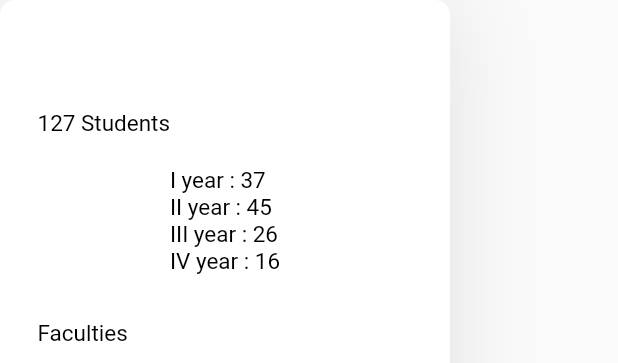
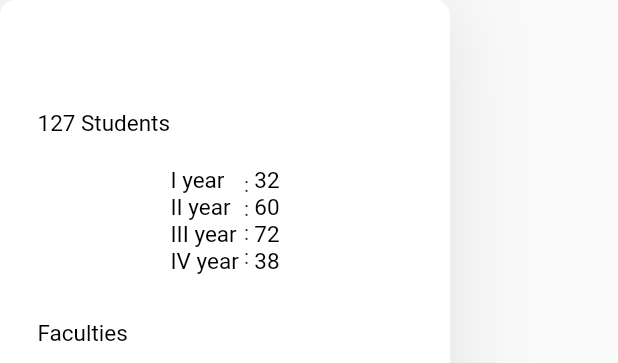
Before and after one commit to Keerthi-Vibisan-S/BIT-Hack, a Flutter app: the ShowSpecialLabStats widget shown alone on an empty page, opened directly with empty values, on a phone screen of 412 x 824 dp. Shown: the top 363 px of the screen. Run offline on Flutter 3.47's test engine with Material 2 defaults, Android fonts, the light colour scheme and no system bars; our stand-ins replace dropdown_button2, google_fonts, google_sign_in, shared_preferences; missing offline and left inert: dart:html, google_sign_in_web, just_the_tooltip, super_tooltip; accounts and stored records are empty.

Commit message:
Admin HomePage Completed

```diff
--- a/Client/lib/Components.dart
+++ b/Client/lib/Components.dart
@@ -171,7 +171,9 @@ renderStudentDetailsCard()
 
 renderCards(title,count,startcolor,endcolor)
 {
-  return Container(
+  return Padding(
+    padding: const EdgeInsets.all(8.0),
+    child: Container(
       height: 150,
       width: 280,
       decoration: BoxDecoration(
@@ -219,6 +221,7 @@ renderCards(title,count,startcolor,endcolor)
           ],
         ),
       ),
+    ),
   );
 }
 
--- a/Client/lib/Pages/AdminHomePage.dart
+++ b/Client/lib/Pages/AdminHomePage.dart
@@ -11,6 +11,7 @@ import 'package:special_lab_dashboard/Components.dart';
 import 'package:special_lab_dashboard/Pages/AdminSpecialLabDatabase.dart';
 import 'package:special_lab_dashboard/Pages/AdminSpecificLabView.dart';
 import 'package:special_lab_dashboard/Pages/AdminConfirmPage.dart';
+import 'package:special_lab_dashboard/responsive.dart';
 import 'package:super_tooltip/super_tooltip.dart';
 
 class AdminHomePage extends StatefulWidget {
@@ -236,7 +237,7 @@ class _getAdminHomePageState extends State<getAdminHomePage> {
                 ],
               ),
               SizedBox(height: 20,),
-              Row(
+              (Responsive.isDesktop(context))?Row(
                 mainAxisAlignment: MainAxisAlignment.spaceEvenly,
                 children: [
                   renderCards("No. of Special Labs", 27,0xff1e1492,0xffaba8d6),
@@ -244,6 +245,13 @@ class _getAdminHomePageState extends State<getAdminHomePage> {
                   renderCards("No. of Students not Enrolled", 103,0xff191919,0xff787878),
                   renderCards("No. of Students not Enrolled", 103,0xff191919,0xff787878),
                   // Expanded(flex: 2,child: Container())
+                ],
+              ):Wrap(
+                children: [
+                  renderCards("No. of Special Labs", 27,0xff1e1492,0xffaba8d6),
+                  renderCards("No. of Students Enrolled",1175,0xffff8a1d,0xffffd7b2),
+                  renderCards("No. of Students not Enrolled", 103,0xff191919,0xff787878),
+                  renderCards("No. of Students not Enrolled", 103,0xff191919,0xff787878),
                 ],
               ),
               SizedBox(height: 30,),
@@ -383,13 +391,33 @@ class ShowSpecialLabStats extends StatelessWidget {
             SizedBox(height: 20,),
             Align(
               alignment: Alignment.center,
-              child: Column(
-                crossAxisAlignment: CrossAxisAlignment.start,
+              child: Row(
+                mainAxisAlignment: MainAxisAlignment.center,
                 children: [
-                  Text("I year : 37",style: TextStyle(decoration : TextDecoration.none,fontSize: 15,color: Colors.black,)),
-                  Text("II year : 45",style: TextStyle(decoration : TextDecoration.none,fontSize: 15,color: Colors.black,)),
-                  Text("III year : 26",style: TextStyle(decoration : TextDecoration.none,fontSize: 15,color: Colors.black,)),
-                  Text("IV year : 16",style: TextStyle(decoration : TextDecoration.none,fontSize: 15,color: Colors.black,)),
+
+                  Column(
+                    crossAxisAlignment: CrossAxisAlignment.start,
+                    children: [
+                      Text("I year",style: TextStyle(decoration : TextDecoration.none,fontSize: 15,color: Colors.black,)),
+                      Text("II year",style: TextStyle(decoration : TextDecoration.none,fontSize: 15,color: Colors.black,)),
+                      Text("III year",style: TextStyle(decoration : TextDecoration.none,fontSize: 15,color: Colors.black,)),
+                      Text("IV year",style: TextStyle(decoration : TextDecoration.none,fontSize: 15,color: Colors.black,)),
+                    ],
+                  ),
+                  Column(
+                    children: [
+                      for(int i=0;i<4;i++)
+                        Text(" : ")
+                    ],
+                  ),
+                  Column(
+                    children: [
+                      Text("32",style: TextStyle(decoration : TextDecoration.none,fontSize: 15,color: Colors.black,)),
+                      Text("60",style: TextStyle(decoration : TextDecoration.none,fontSize: 15,color: Colors.black,)),
+                      Text("72",style: TextStyle(decoration : TextDecoration.none,fontSize: 15,color: Colors.black,)),
+                      Text("38",style: TextStyle(decoration : TextDecoration.none,fontSize: 15,color: Colors.black,)),
+                    ],
+                  )
                 ],
               ),
             ),
@@ -419,40 +447,3 @@ class ShowSpecialLabStats extends StatelessWidget {
     );
   }
 }
-
-
-// class MyStatefulWidget extends StatefulWidget {
-//   const MyStatefulWidget({Key? key}) : super(key: key);
-//
-//   @override
-//   State<MyStatefulWidget> createState() => _MyStatefulWidgetState();
-// }
-//
-// /// This is the private State class that goes with MyStatefulWidget.
-// class _MyStatefulWidgetState extends State<MyStatefulWidget> {
-//
-//
-//   @override
-//   Widget build(BuildContext context) {
-//     return ConstrainedBox(
-//       constraints: BoxConstraints.tight(const Size(300.0, 200.0)),
-//       child: MouseRegion(
-//
-//         child: Container(
-//           color: Colors.lightBlueAccent,
-//           child: Stack(children:[Column(
-//             mainAxisAlignment: MainAxisAlignment.center,
-//             children: <Widget>[
-//                 renderLabAnanlysisBar(labname, width, index)
-//             ],
-//           ),
-//             Text("test"),
-//             Transform(
-//                 transform: Matrix4.translationValues(x,y-128, 0.0), child: ShowSpecialLabStats("cloud")
-//             )
-//           ]),
-//         ),
-//       ),
-//     );
-//   }
-// }
```
Lines whose indentation alone changed are shown as unchanged.
